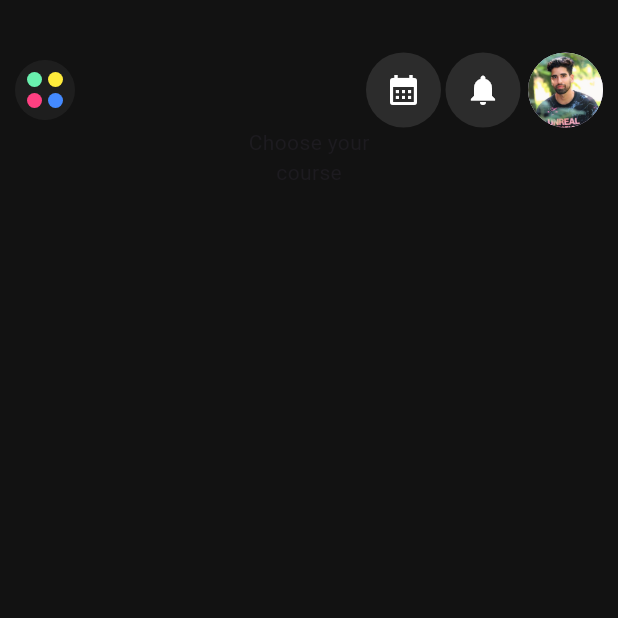
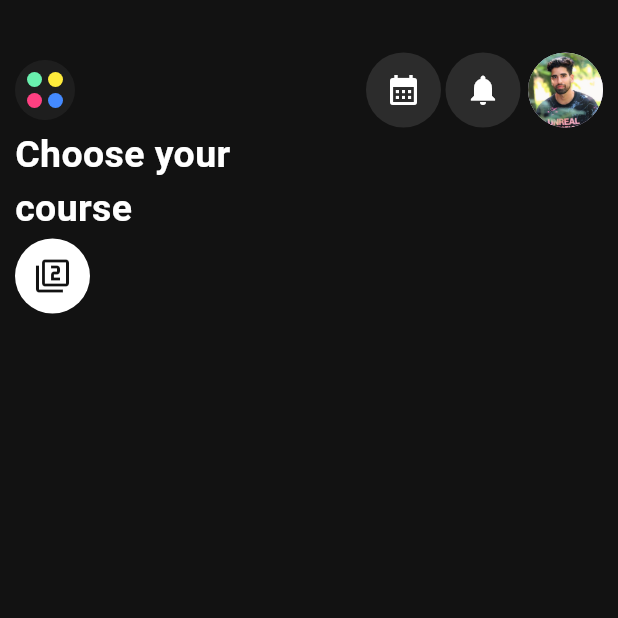
Before and after one commit to Aqib-Ayoub/onlinelearning, a Flutter app: the screen it shows after launch, on a phone screen of 412 x 824 dp, the top half of it. Run offline on Flutter 3.47's test engine with Material 3 defaults, Android fonts, the phone set to English and light mode, and no system bars.

Commit message:
clear some bugs

```diff
--- a/lib/screens/homescreen.dart
+++ b/lib/screens/homescreen.dart
@@ -12,6 +12,7 @@ class HomeScreen extends StatelessWidget {
       body: Container(
         padding: EdgeInsets.only(top: 35.0, left: 10.0, right: 10.0),
         child: Column(
+          crossAxisAlignment: CrossAxisAlignment.start,
           children: [
             Row(
               mainAxisAlignment: MainAxisAlignment.spaceBetween,
@@ -106,10 +107,24 @@ class HomeScreen extends StatelessWidget {
                 ),
               ],
             ),
-            Column(
+            Text(
+              'Choose your \ncourse',
+              style: TextStyle(
+                color: AppColors.textPrimary,
+                fontSize: 25,
+                fontWeight: FontWeight.w600,
+              ),
+            ),
+            SizedBox(height: 2),
+            Row(
               children: [
-                Text('Choose your', style: TextStyle()),
-                Text('course'),
+                ContainerIcon(
+                  backgroundColor: AppColors.textPrimary,
+                  icon: Icon(
+                    Icons.filter_2_outlined,
+                    color: AppColors.background,
+                  ),
+                ),
               ],
             ),
           ],
--- a/lib/screens/widgets/container_icon.dart
+++ b/lib/screens/widgets/container_icon.dart
@@ -2,15 +2,16 @@ import 'package:flutter/material.dart';
 import 'package:onlinelearning/constants/app_colors.dart';
 
 class ContainerIcon extends StatelessWidget {
-  const ContainerIcon({super.key, required this.icon});
+  const ContainerIcon({super.key, required this.icon, this.backgroundColor});
   final Icon icon;
+  final Color? backgroundColor;
 
   @override
   Widget build(BuildContext context) {
     return Container(
       padding: EdgeInsets.all(13.0),
       decoration: BoxDecoration(
-        color: AppColors.borderColor,
+        color: backgroundColor ?? AppColors.borderColor,
         borderRadius: BorderRadius.all(Radius.circular(50.0)),
       ),
       child: icon,
```
